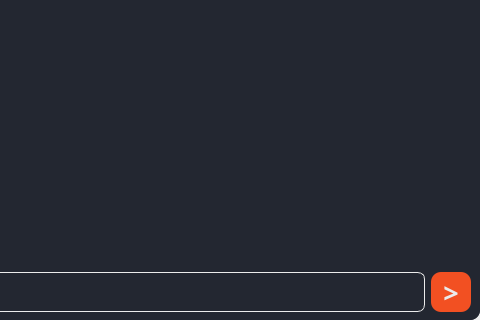
Qt form assistant/gui/base.ui (team-tsukuyomi/WHITeN) before a commit; both pictures show x 417 to 897 and y 161 to 481 of the 897 by 481 pixel window.
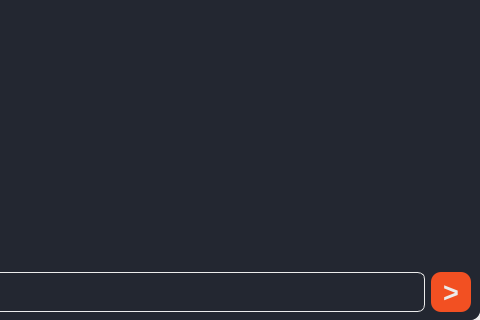
The same form after that commit.

```diff
--- a/assistant/gui/base.ui
+++ b/assistant/gui/base.ui
@@ -332,9 +332,7 @@
                </property>
                <property name="font">
                 <font>
-                 <family>Trebuchet MS</family>
                  <pointsize>20</pointsize>
-                 <weight>75</weight>
                  <bold>true</bold>
                 </font>
                </property>
```
Left out of the diff: 7 changed lines with no effect on the pictures.
